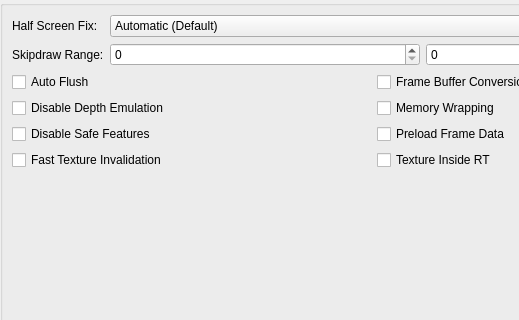
This is pcsx2-qt/Settings/GraphicsSettingsWidget.ui in PCSX2/pcsx2 as Qt 5 draws it before an edit; both pictures show x 0 to 519 and y 123 to 443 of the 747 by 890 pixel window. The edited form follows.
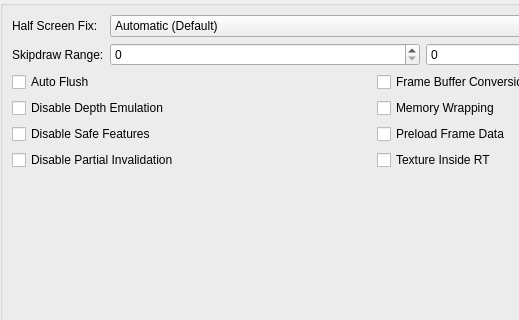
This is the edited form. The open tabs and pages were chosen to show the change.

Commit message:
GUI: Rename Fast Texture Invalidation
Renames Fast Texture Invalidation to Disable Partial Invalidation.

Update GraphicsSettingsWidget.ui

```diff
--- a/pcsx2-qt/Settings/GraphicsSettingsWidget.ui
+++ b/pcsx2-qt/Settings/GraphicsSettingsWidget.ui
@@ -723,7 +723,7 @@
          <item row="3" column="0">
           <widget class="QCheckBox" name="fastTextureInvalidation">
            <property name="text">
-            <string>Fast Texture Invalidation</string>
+            <string>Disable Partial Invalidation</string>
            </property>
           </widget>
          </item>
```
The commit also changes 1 other file.
